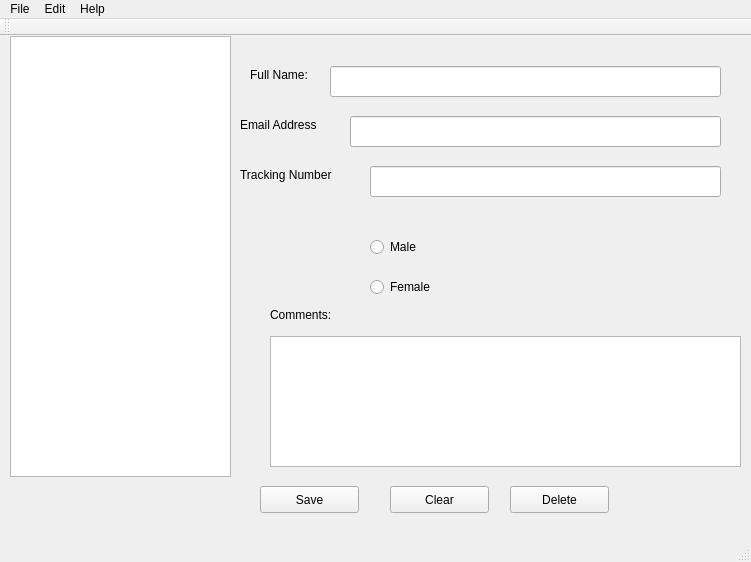
Old version of the form PeopleTracker/peopletracker.ui in the repository dkreider/people-tracker.
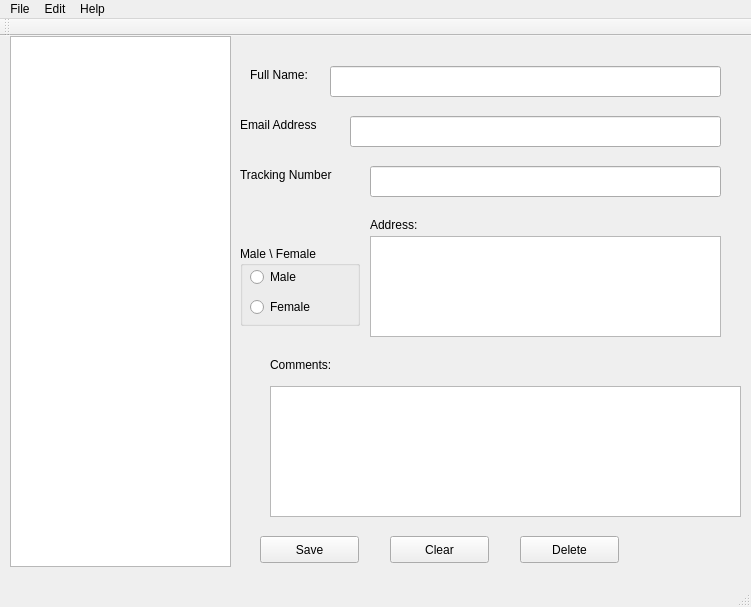
New version of the form. Icons and pictures are not drawn.

Commit message: Added loadNames(QString fileName) function plus update on_deleteButton_clicked() and on_saveButton_clicked() functions. It now loads names from a data file called data.txt and displays them in the list with the ability to add more names.

```diff
--- a/PeopleTracker/peopletracker.ui
+++ b/PeopleTracker/peopletracker.ui
@@ -7,7 +7,7 @@
     <x>0</x>
     <y>0</y>
     <width>751</width>
-    <height>562</height>
+    <height>607</height>
    </rect>
   </property>
   <property name="windowTitle">
@@ -24,7 +24,7 @@
       <x>10</x>
       <y>0</y>
       <width>221</width>
-      <height>441</height>
+      <height>531</height>
      </rect>
     </property>
    </widget>
@@ -97,37 +97,11 @@
      <string>Tracking Number</string>
     </property>
    </widget>
-   <widget class="QRadioButton" name="maleRadio">
-    <property name="geometry">
-     <rect>
-      <x>370</x>
-      <y>200</y>
-      <width>81</width>
-      <height>22</height>
-     </rect>
-    </property>
-    <property name="text">
-     <string>Male</string>
-    </property>
-   </widget>
-   <widget class="QRadioButton" name="femaleRadio">
-    <property name="geometry">
-     <rect>
-      <x>370</x>
-      <y>240</y>
-      <width>81</width>
-      <height>22</height>
-     </rect>
-    </property>
-    <property name="text">
-     <string>Female</string>
-    </property>
-   </widget>
    <widget class="QTextEdit" name="commentsEdit">
     <property name="geometry">
      <rect>
       <x>270</x>
-      <y>300</y>
+      <y>350</y>
       <width>471</width>
       <height>131</height>
      </rect>
@@ -137,7 +111,7 @@
     <property name="geometry">
      <rect>
       <x>270</x>
-      <y>270</y>
+      <y>320</y>
       <width>81</width>
       <height>17</height>
      </rect>
@@ -150,7 +124,7 @@
     <property name="geometry">
      <rect>
       <x>260</x>
-      <y>450</y>
+      <y>500</y>
       <width>99</width>
       <height>27</height>
      </rect>
@@ -163,7 +137,7 @@
     <property name="geometry">
      <rect>
       <x>390</x>
-      <y>450</y>
+      <y>500</y>
       <width>99</width>
       <height>27</height>
      </rect>
@@ -175,8 +149,8 @@
    <widget class="QPushButton" name="deleteButton">
     <property name="geometry">
      <rect>
-      <x>510</x>
-      <y>450</y>
+      <x>520</x>
+      <y>500</y>
       <width>99</width>
       <height>27</height>
      </rect>
@@ -185,6 +159,68 @@
      <string>Delete</string>
     </property>
    </widget>
+   <widget class="QGroupBox" name="groupBox">
+    <property name="geometry">
+     <rect>
+      <x>240</x>
+      <y>210</y>
+      <width>120</width>
+      <height>80</height>
+     </rect>
+    </property>
+    <property name="title">
+     <string>Male \ Female</string>
+    </property>
+    <widget class="QRadioButton" name="maleRadio">
+     <property name="geometry">
+      <rect>
+       <x>10</x>
+       <y>20</y>
+       <width>81</width>
+       <height>22</height>
+      </rect>
+     </property>
+     <property name="text">
+      <string>Male</string>
+     </property>
+    </widget>
+    <widget class="QRadioButton" name="femaleRadio">
+     <property name="geometry">
+      <rect>
+       <x>10</x>
+       <y>50</y>
+       <width>81</width>
+       <height>22</height>
+      </rect>
+     </property>
+     <property name="text">
+      <string>Female</string>
+     </property>
+    </widget>
+   </widget>
+   <widget class="QTextEdit" name="addressEdit">
+    <property name="geometry">
+     <rect>
+      <x>370</x>
+      <y>200</y>
+      <width>351</width>
+      <height>101</height>
+     </rect>
+    </property>
+   </widget>
+   <widget class="QLabel" name="label">
+    <property name="geometry">
+     <rect>
+      <x>370</x>
+      <y>180</y>
+      <width>67</width>
+      <height>17</height>
+     </rect>
+    </property>
+    <property name="text">
+     <string>Address:</string>
+    </property>
+   </widget>
   </widget>
   <widget class="QMenuBar" name="menuBar">
    <property name="geometry">
```
Left out of the diff: 17 changed lines with no effect on the pictures. The commit also changes 14 other files.
